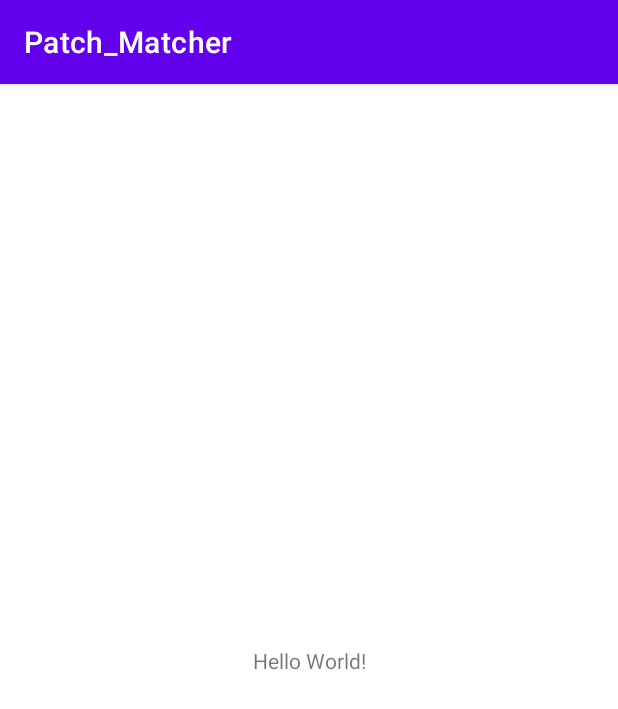
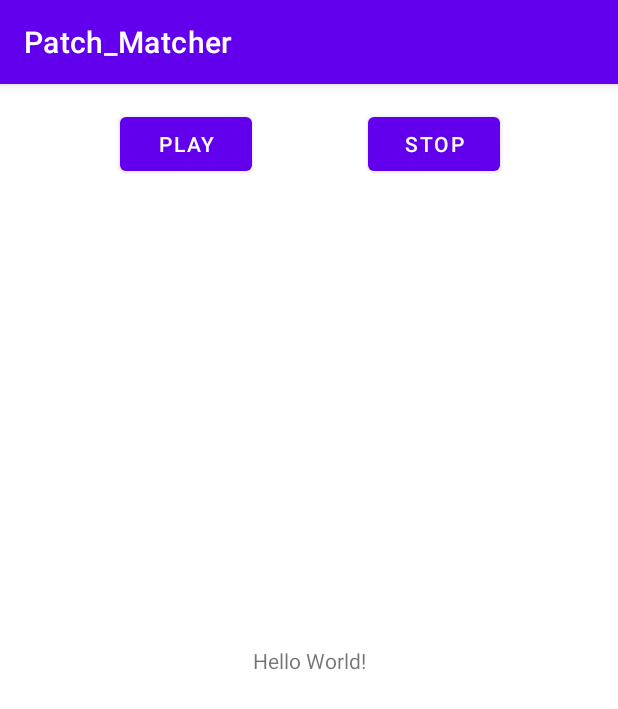
Before and after one commit to JohnKasun/Patch_Matcher, an Android app: the screen it shows after launch (MainActivity), on a phone screen of 412 x 824 dp. Shown: the top 709 px of the screen. Run offline under Robolectric (Android 15) with nearby library versions, the phone set to English and light mode, and no system bars; 2 statements that could not run were skipped.

Commit message:
Add play and stop button to GUI

```diff
--- a/app/src/main/java/com/example/patch_matcher/MainActivity.java
+++ b/app/src/main/java/com/example/patch_matcher/MainActivity.java
@@ -3,6 +3,8 @@ package com.example.patch_matcher;
 import androidx.appcompat.app.AppCompatActivity;
 
 import android.os.Bundle;
+import android.view.View;
+import android.widget.Button;
 import android.widget.TextView;
 
 import com.example.patch_matcher.databinding.ActivityMainBinding;
@@ -26,6 +28,23 @@ public class MainActivity extends AppCompatActivity {
         // Example of a call to a native method
         TextView tv = binding.sampleText;
         tv.setText(stringFromJNI());
+
+        Button play_button = (Button) findViewById(R.id.play_button);
+        play_button.setOnClickListener(new View.OnClickListener() {
+            @Override
+            public void onClick(View v) {
+                onPlayButtonPress();
+            }
+        });
+
+        Button stop_button = (Button) findViewById(R.id.stop_button);
+        stop_button.setOnClickListener(new View.OnClickListener() {
+            @Override
+            public void onClick(View v) {
+                onStopButtonPress();
+            }
+        });
+
     }
 
     /**
@@ -33,4 +52,6 @@ public class MainActivity extends AppCompatActivity {
      * which is packaged with this application.
      */
     public native String stringFromJNI();
+    public native void onPlayButtonPress();
+    public native void onStopButtonPress();
 }
--- a/app/src/main/res/layout/activity_main.xml
+++ b/app/src/main/res/layout/activity_main.xml
@@ -16,4 +16,26 @@
         app:layout_constraintRight_toRightOf="parent"
         app:layout_constraintTop_toTopOf="parent" />
 
+    <Button
+        android:id="@+id/play_button"
+        android:layout_width="wrap_content"
+        android:layout_height="wrap_content"
+        android:layout_marginTop="16dp"
+        android:text="@string/play_button_text"
+        app:layout_constraintEnd_toEndOf="parent"
+        app:layout_constraintHorizontal_bias="0.247"
+        app:layout_constraintStart_toStartOf="parent"
+        app:layout_constraintTop_toTopOf="parent" />
+
+    <Button
+        android:id="@+id/stop_button"
+        android:layout_width="wrap_content"
+        android:layout_height="wrap_content"
+        android:layout_marginTop="16dp"
+        android:text="@string/stop_button_text"
+        app:layout_constraintEnd_toEndOf="parent"
+        app:layout_constraintHorizontal_bias="0.758"
+        app:layout_constraintStart_toStartOf="parent"
+        app:layout_constraintTop_toTopOf="parent" />
+
 </androidx.constraintlayout.widget.ConstraintLayout>
--- a/app/src/main/res/values/strings.xml
+++ b/app/src/main/res/values/strings.xml
@@ -1,3 +1,6 @@
 <resources>
     <string name="app_name">Patch_Matcher</string>
+    <string name="button_text">Play</string>
+    <string name="play_button_text">Play</string>
+    <string name="stop_button_text">Stop</string>
 </resources>
```
Also changed, not shown: 1 other file.
